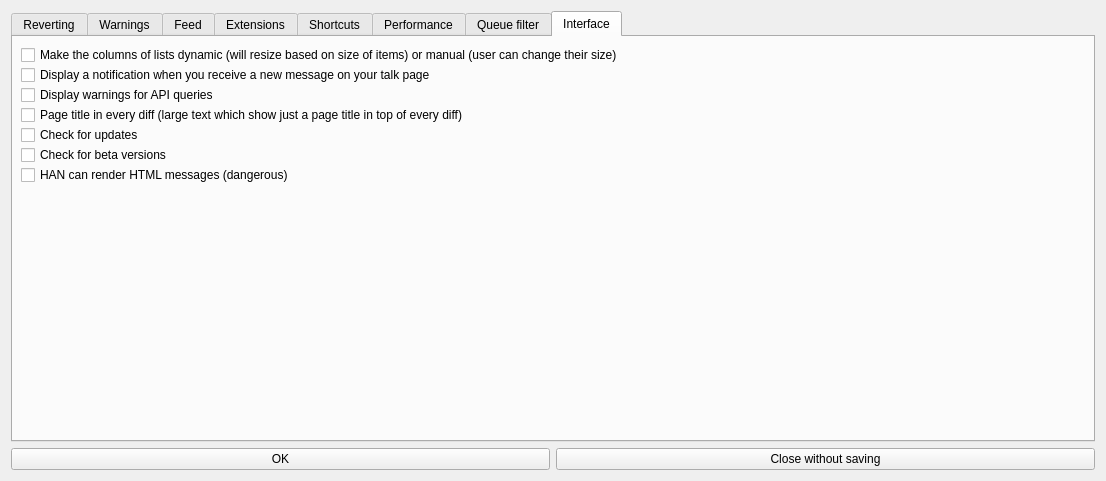
Before: the Qt Designer form huggle/preferences.ui in huggle/huggle3-qt-lx, drawn with Qt 5.
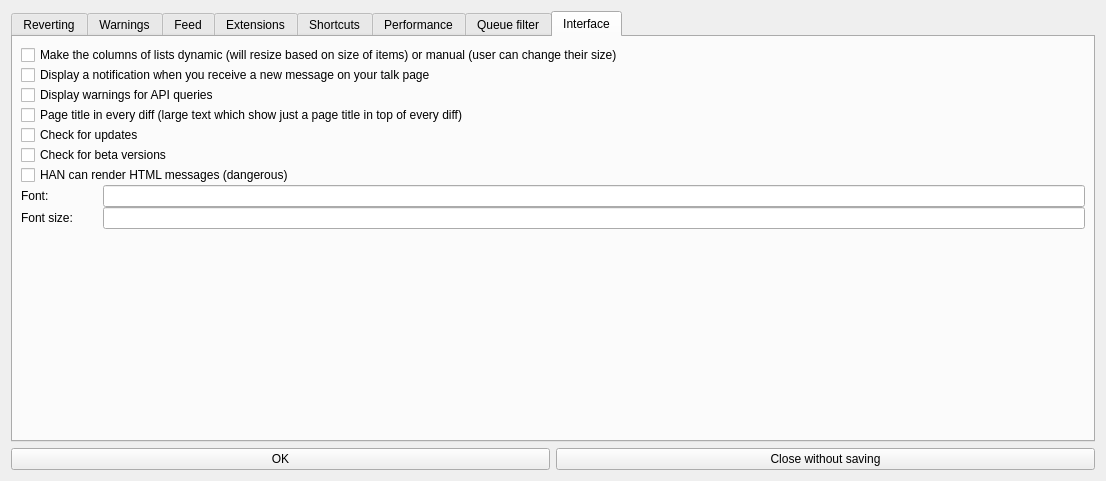
After: the same form once the commit is applied. The open tabs and pages were chosen to show the change. Icons and pictures are not drawn.

Commit message: Make it possible to change the font

The edit to the form file:
```diff
--- a/huggle/preferences.ui
+++ b/huggle/preferences.ui
@@ -728,6 +728,50 @@
          </property>
         </widget>
        </item>
+       <item>
+        <layout class="QHBoxLayout" name="horizontalLayout_10">
+         <item>
+          <widget class="QLabel" name="label_13">
+           <property name="minimumSize">
+            <size>
+             <width>82</width>
+             <height>0</height>
+            </size>
+           </property>
+           <property name="text">
+            <string>Font:</string>
+           </property>
+          </widget>
+         </item>
+         <item>
+          <widget class="QLineEdit" name="lineEdit_5"/>
+         </item>
+        </layout>
+       </item>
+       <item>
+        <layout class="QHBoxLayout" name="horizontalLayout_9">
+         <item>
+          <widget class="QLabel" name="label">
+           <property name="minimumSize">
+            <size>
+             <width>82</width>
+             <height>0</height>
+            </size>
+           </property>
+           <property name="text">
+            <string>Font size:</string>
+           </property>
+          </widget>
+         </item>
+         <item>
+          <widget class="QLineEdit" name="lineEdit_4">
+           <property name="inputMethodHints">
+            <set>Qt::ImhDigitsOnly</set>
+           </property>
+          </widget>
+         </item>
+        </layout>
+       </item>
        <item>
         <spacer name="verticalSpacer">
          <property name="orientation">
```
The commit also changes 5 other files.
